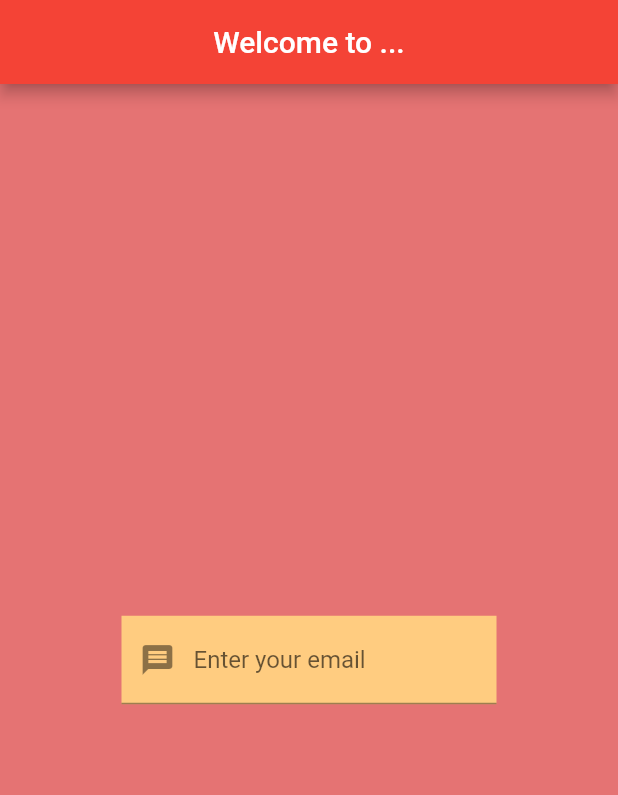
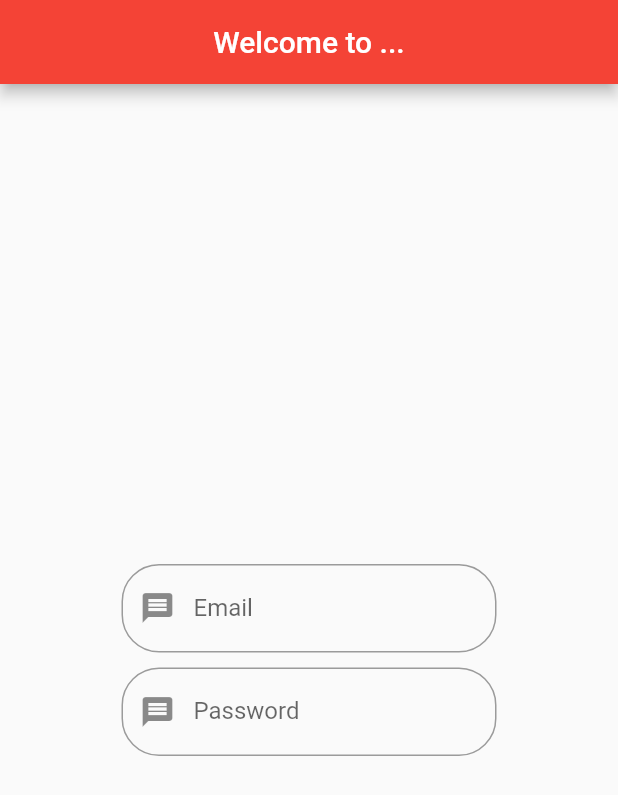
Before and after one commit to Tristamay/projectda, a Flutter app: the screen it shows after launch, on a phone screen of 412 x 824 dp. Shown: the top 795 px of the screen. Run offline on Flutter 3.47's test engine with Material 2 defaults, Android fonts, the phone set to English and light mode, and no system bars.

Commit message:
Homepage with email and password textfields

```diff
--- a/lib/main.dart
+++ b/lib/main.dart
@@ -11,7 +11,7 @@ class MyApp extends StatelessWidget {
     return MaterialApp(
       title: 'ProjectDA',
       theme: ThemeData(
-        primarySwatch: Colors.red,
+        primarySwatch: null,
         visualDensity: VisualDensity.adaptivePlatformDensity,
       ),
       home: HomePage(),
@@ -34,12 +34,13 @@ class _HomePageState extends State<HomePage> {
       appBar: AppBar(
         title: Text('Welcome to ...'),
         centerTitle: true,
+        backgroundColor: Colors.red,
       ),
-      backgroundColor: Colors.red[300],
+      //backgroundColor: Colors.red[300],
       body: Column(
         crossAxisAlignment: CrossAxisAlignment.center,
         mainAxisAlignment: MainAxisAlignment.center,
-        children: <Widget>[EmailText()],
+        children: <Widget>[EmailText(), PasswordText()],
       ),
     );
   }
@@ -58,12 +59,40 @@ class _EmailTextState extends State<EmailText> {
     return Center(
         child: Container(
       width: 250.0,
-      color: Colors.orange[200],
       child: TextField(
         controller: this.controller,
         decoration: InputDecoration(
-            prefixIcon: Icon(Icons.message), labelText: "Enter your email"),
+          prefixIcon: Icon(Icons.message),
+          labelText: "Email",
+          border: OutlineInputBorder(borderRadius: BorderRadius.circular(25.0)),
+        ),
       ),
     ));
   }
 }
+
+class PasswordText extends StatefulWidget {
+  @override
+  _PasswordTextState createState() => _PasswordTextState();
+}
+
+class _PasswordTextState extends State<PasswordText> {
+  final controller = TextEditingController();
+
+  @override
+  Widget build(BuildContext context) {
+    return Center(
+        child: Container(
+      padding: EdgeInsets.only(top: 10.0),
+      width: 250.0,
+      child: TextField(
+        controller: this.controller,
+        decoration: InputDecoration(
+          prefixIcon: Icon(Icons.message),
+          labelText: "Password",
+          border: OutlineInputBorder(borderRadius: BorderRadius.circular(25.0)),
+        ),
+      ),
+    ));
+  }
+}
```
